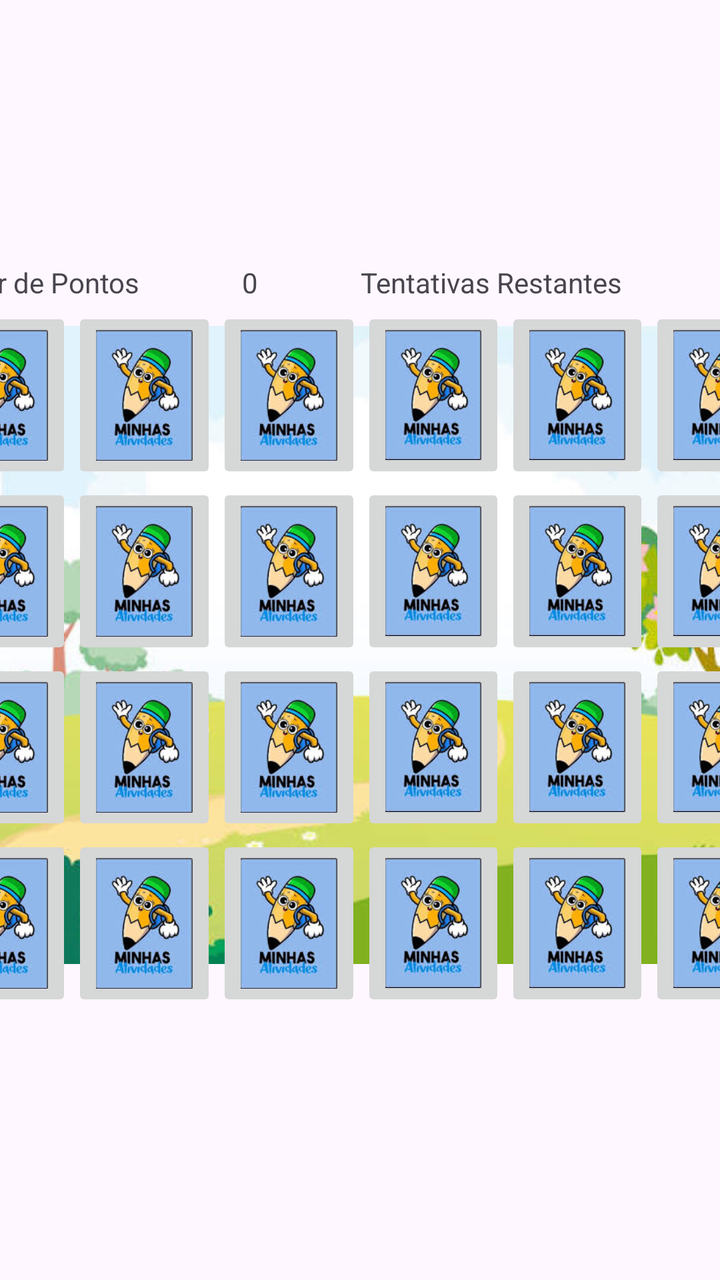
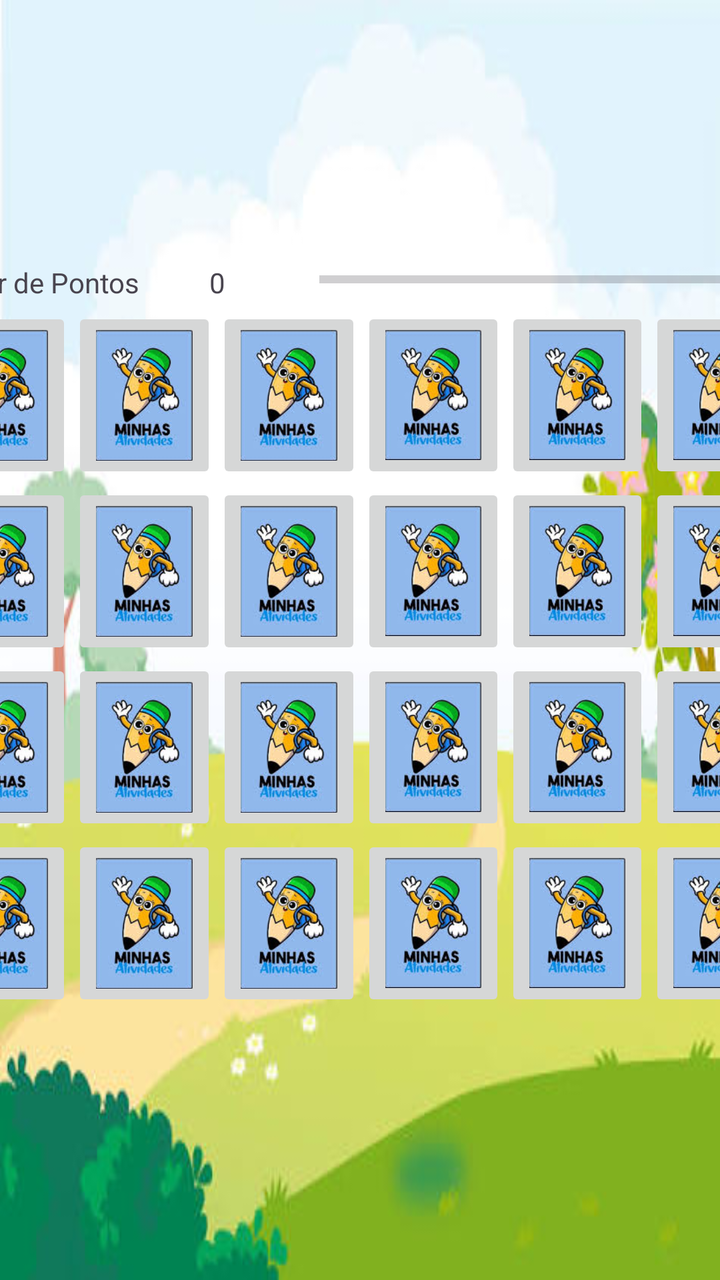

Compare the two renders of this Android layout. The source of the first and the diff that turns it into the second are given below.
<!-- AndroidManifest.xml: application theme Theme.Atividade_bimestral -->
<!-- res/layout/activity_tela_de_jogo.xml -->
<?xml version="1.0" encoding="utf-8"?>
<androidx.constraintlayout.widget.ConstraintLayout xmlns:android="http://schemas.android.com/apk/res/android"
    xmlns:app="http://schemas.android.com/apk/res-auto"
    xmlns:tools="http://schemas.android.com/tools"
    android:id="@+id/main"
    android:layout_width="match_parent"
    android:layout_height="match_parent"
    android:orientation="horizontal"
    tools:context=".tela_de_jogo">

    <FrameLayout
        android:layout_width="match_parent"
        android:layout_height="match_parent">

        <ImageView
            android:id="@+id/imageView3"
            android:layout_width="match_parent"
            android:layout_height="645dp"
            app:srcCompat="@drawable/vegetacao" />

        <LinearLayout
            android:layout_width="433dp"
            android:layout_height="376dp"
            android:layout_gravity="center"
            android:gravity="center"
            android:orientation="vertical">

            <LinearLayout
                android:layout_width="match_parent"
                android:layout_height="19dp"
                android:orientation="horizontal"
                app:layout_constraintEnd_toEndOf="parent"
                app:layout_constraintStart_toStartOf="parent">

                <LinearLayout
                    android:layout_width="match_parent"
                    android:layout_height="match_parent"
                    android:layout_weight="1"
                    android:orientation="horizontal">

                    <TextView
                        android:id="@+id/textView3"
                        android:layout_width="wrap_content"
                        android:layout_height="wrap_content"
                        android:layout_weight="1"
                        android:text="Placar de Pontos" />

                    <TextView
                        android:id="@+id/textView9"
                        android:layout_width="wrap_content"
                        android:layout_height="wrap_content"
                        android:layout_weight="1"
                        android:text="0" />
                </LinearLayout>

                <LinearLayout
                    android:layout_width="match_parent"
                    android:layout_height="match_parent"
                    android:layout_weight="1"
                    android:orientation="horizontal">

                    <TextView
                        android:id="@+id/textView4"
                        android:layout_width="wrap_content"
                        android:layout_height="wrap_content"
                        android:layout_weight="1"
                        android:text="Tentativas Restantes" />

                    <TextView
                        android:id="@+id/textView10"
                        android:layout_width="wrap_content"
                        android:layout_height="wrap_content"
                        android:layout_weight="1"
                        android:text="0"
                        android:textAlignment="textEnd" />
                </LinearLayout>
            </LinearLayout>

            <LinearLayout
                android:layout_width="433dp"
                android:layout_height="358dp"
                android:layout_gravity="center"
                android:gravity="center"
                android:orientation="vertical">

                <LinearLayout
                    android:layout_width="match_parent"
                    android:layout_height="88dp"
                    android:orientation="horizontal">

                    <ImageButton
                        android:id="@+id/btn_00"
                        android:layout_width="wrap_content"
                        android:layout_height="wrap_content"
                        android:layout_weight="1"
                        android:scaleType="centerInside"
                        app:srcCompat="@drawable/cartadecosta" />

                    <ImageButton
                        android:id="@+id/btn_01"
                        android:layout_width="wrap_content"
                        android:layout_height="wrap_content"
                        android:layout_weight="1"
                        android:scaleType="centerInside"
                        app:srcCompat="@drawable/cartadecosta" />

                    <ImageButton
                        android:id="@+id/btn_02"
                        android:layout_width="wrap_content"
                        android:layout_height="wrap_content"
                        android:layout_weight="1"
                        android:scaleType="centerInside"
                        app:srcCompat="@drawable/cartadecosta" />

                    <ImageButton
                        android:id="@+id/btn_03"
                        android:layout_width="wrap_content"
                        android:layout_height="wrap_content"
                        android:layout_weight="1"
                        android:scaleType="centerInside"
                        app:srcCompat="@drawable/cartadecosta" />

                    <ImageButton
                        android:id="@+id/btn_04"
                        android:layout_width="wrap_content"
                        android:layout_height="wrap_content"
                        android:layout_weight="1"
                        android:scaleType="centerInside"
                        app:srcCompat="@drawable/cartadecosta" />

                    <ImageButton
                        android:id="@+id/btn_05"
                        android:layout_width="wrap_content"
                        android:layout_height="wrap_content"
                        android:layout_weight="1"
                        android:scaleType="centerInside"
                        app:srcCompat="@drawable/cartadecosta" />
                </LinearLayout>

                <LinearLayout
                    android:layout_width="match_parent"
                    android:layout_height="88dp"
                    android:orientation="horizontal">

                    <ImageButton
                        android:id="@+id/btn_10"
                        android:layout_width="wrap_content"
                        android:layout_height="wrap_content"
                        android:layout_weight="1"
                        android:scaleType="centerInside"
                        app:srcCompat="@drawable/cartadecosta" />

                    <ImageButton
                        android:id="@+id/btn_11"
                        android:layout_width="wrap_content"
                        android:layout_height="wrap_content"
                        android:layout_weight="1"
                        android:scaleType="centerInside"
                        app:srcCompat="@drawable/cartadecosta" />

                    <ImageButton
                        android:id="@+id/btn_12"
                        android:layout_width="wrap_content"
                        android:layout_height="wrap_content"
                        android:layout_weight="1"
                        android:scaleType="centerInside"
                        app:srcCompat="@drawable/cartadecosta" />

                    <ImageButton
                        android:id="@+id/btn_13"
                        android:layout_width="wrap_content"
                        android:layout_height="wrap_content"
                        android:layout_weight="1"
                        android:scaleType="centerInside"
                        app:srcCompat="@drawable/cartadecosta" />

                    <ImageButton
                        android:id="@+id/btn_14"
                        android:layout_width="wrap_content"
                        android:layout_height="wrap_content"
                        android:layout_weight="1"
                        android:scaleType="centerInside"
                        app:srcCompat="@drawable/cartadecosta" />

                    <ImageButton
                        android:id="@+id/btn_15"
                        android:layout_width="wrap_content"
                        android:layout_height="wrap_content"
                        android:layout_weight="1"
                        android:scaleType="centerInside"
                        app:srcCompat="@drawable/cartadecosta" />

                </LinearLayout>

                <LinearLayout
                    android:layout_width="match_parent"
                    android:layout_height="88dp"
                    android:orientation="horizontal">

                    <ImageButton
                        android:id="@+id/btn_20"
                        android:layout_width="wrap_content"
                        android:layout_height="wrap_content"
                        android:layout_weight="1"
                        android:scaleType="centerInside"
                        app:srcCompat="@drawable/cartadecosta" />

                    <ImageButton
                        android:id="@+id/btn_21"
                        android:layout_width="wrap_content"
                        android:layout_height="wrap_content"
                        android:layout_weight="1"
                        android:scaleType="centerInside"
                        app:srcCompat="@drawable/cartadecosta" />

                    <ImageButton
                        android:id="@+id/btn_22"
                        android:layout_width="wrap_content"
                        android:layout_height="wrap_content"
                        android:layout_weight="1"
                        android:scaleType="centerInside"
                        app:srcCompat="@drawable/cartadecosta" />

                    <ImageButton
                        android:id="@+id/btn_23"
                        android:layout_width="wrap_content"
                        android:layout_height="wrap_content"
                        android:layout_weight="1"
                        android:scaleType="centerInside"
                        app:srcCompat="@drawable/cartadecosta" />

                    <ImageButton
                        android:id="@+id/btn_24"
                        android:layout_width="wrap_content"
                        android:layout_height="wrap_content"
                        android:layout_weight="1"
                        android:scaleType="centerInside"
                        app:srcCompat="@drawable/cartadecosta" />

                    <ImageButton
                        android:id="@+id/btn_25"
                        android:layout_width="wrap_content"
                        android:layout_height="wrap_content"
                        android:layout_weight="1"
                        android:scaleType="centerInside"
                        app:srcCompat="@drawable/cartadecosta" />
                </LinearLayout>

                <LinearLayout
                    android:layout_width="match_parent"
                    android:layout_height="88dp"
                    android:orientation="horizontal">

                    <ImageButton
                        android:id="@+id/btn_30"
                        android:layout_width="wrap_content"
                        android:layout_height="wrap_content"
                        android:layout_weight="1"
                        android:scaleType="centerInside"
                        app:srcCompat="@drawable/cartadecosta" />

                    <ImageButton
                        android:id="@+id/btn_31"
                        android:layout_width="wrap_content"
                        android:layout_height="wrap_content"
                        android:layout_weight="1"
                        android:scaleType="centerInside"
                        app:srcCompat="@drawable/cartadecosta" />

                    <ImageButton
                        android:id="@+id/btn_32"
                        android:layout_width="wrap_content"
                        android:layout_height="wrap_content"
                        android:layout_weight="1"
                        android:scaleType="centerInside"
                        app:srcCompat="@drawable/cartadecosta" />

                    <ImageButton
                        android:id="@+id/btn_33"
                        android:layout_width="wrap_content"
                        android:layout_height="wrap_content"
                        android:layout_weight="1"
                        android:scaleType="centerInside"
                        app:srcCompat="@drawable/cartadecosta" />

                    <ImageButton
                        android:id="@+id/btn_34"
                        android:layout_width="wrap_content"
                        android:layout_height="wrap_content"
                        android:layout_weight="1"
                        android:scaleType="centerInside"
                        app:srcCompat="@drawable/cartadecosta" />

                    <ImageButton
                        android:id="@+id/btn_35"
                        android:layout_width="wrap_content"
                        android:layout_height="wrap_content"
                        android:layout_weight="1"
                        android:scaleType="centerInside"
                        app:srcCompat="@drawable/cartadecosta" />
                </LinearLayout>
            </LinearLayout>

        </LinearLayout>

    </FrameLayout>

</androidx.constraintlayout.widget.ConstraintLayout>
<!-- resources referenced by this layout -->
<resources>
  <!-- drawable cartadecosta: png bitmap (drawable, 27552 bytes) -->
  <!-- drawable vegetacao: png bitmap (drawable, 120614 bytes) -->
  <style name="Theme.Atividade_bimestral" parent="Base.Theme.Atividade_bimestral" />
  <style name="Base.Theme.Atividade_bimestral" parent="Theme.Material3.DayNight.NoActionBar">
          
          
      </style>
</resources>

<!-- the commit's change to res/layout/activity_tela_de_jogo.xml (unified diff, before → after) -->
@@ -5,18 +5,13 @@
     android:id="@+id/main"
     android:layout_width="match_parent"
     android:layout_height="match_parent"
+    android:background="@drawable/vegetacao"
     android:orientation="horizontal"
     tools:context=".tela_de_jogo">
 
     <FrameLayout
         android:layout_width="match_parent"
         android:layout_height="match_parent">
-
-        <ImageView
-            android:id="@+id/imageView3"
-            android:layout_width="match_parent"
-            android:layout_height="645dp"
-            app:srcCompat="@drawable/vegetacao" />
 
         <LinearLayout
             android:layout_width="433dp"
@@ -33,47 +28,34 @@
                 app:layout_constraintStart_toStartOf="parent">
 
                 <LinearLayout
-                    android:layout_width="match_parent"
+                    android:layout_width="7dp"
                     android:layout_height="match_parent"
                     android:layout_weight="1"
                     android:orientation="horizontal">
 
                     <TextView
                         android:id="@+id/textView3"
-                        android:layout_width="wrap_content"
+                        android:layout_width="94dp"
                         android:layout_height="wrap_content"
                         android:layout_weight="1"
                         android:text="Placar de Pontos" />
 
                     <TextView
-                        android:id="@+id/textView9"
+                        android:id="@+id/placar_pontos"
                         android:layout_width="wrap_content"
                         android:layout_height="wrap_content"
                         android:layout_weight="1"
                         android:text="0" />
-                </LinearLayout>
-
-                <LinearLayout
-                    android:layout_width="match_parent"
-                    android:layout_height="match_parent"
-                    android:layout_weight="1"
-                    android:orientation="horizontal">
-
-                    <TextView
-                        android:id="@+id/textView4"
-                        android:layout_width="wrap_content"
-                        android:layout_height="wrap_content"
-                        android:layout_weight="1"
-                        android:text="Tentativas Restantes" />
-
-                    <TextView
-                        android:id="@+id/textView10"
-                        android:layout_width="wrap_content"
-                        android:layout_height="wrap_content"
-                        android:layout_weight="1"
-                        android:text="0"
-                        android:textAlignment="textEnd" />
-                </LinearLayout>
+
+                </LinearLayout>
+
+                <ProgressBar
+                    android:id="@+id/progress_bar"
+                    style="?android:attr/progressBarStyleHorizontal"
+                    android:layout_width="wrap_content"
+                    android:layout_height="wrap_content"
+                    android:layout_weight="1" />
+
             </LinearLayout>
 
             <LinearLayout
